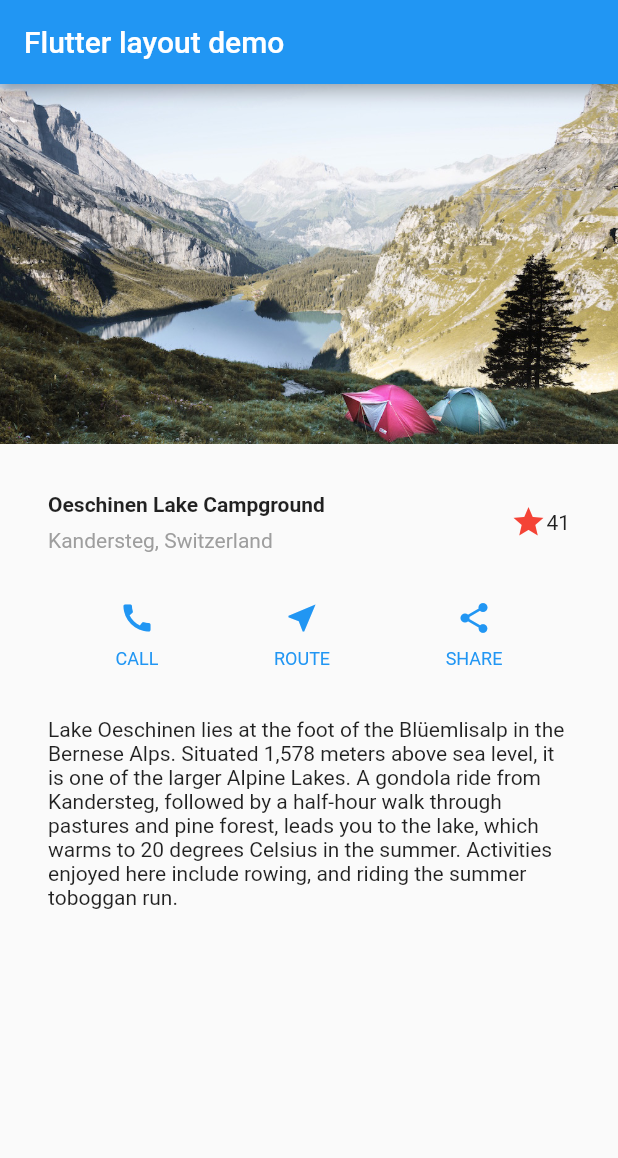
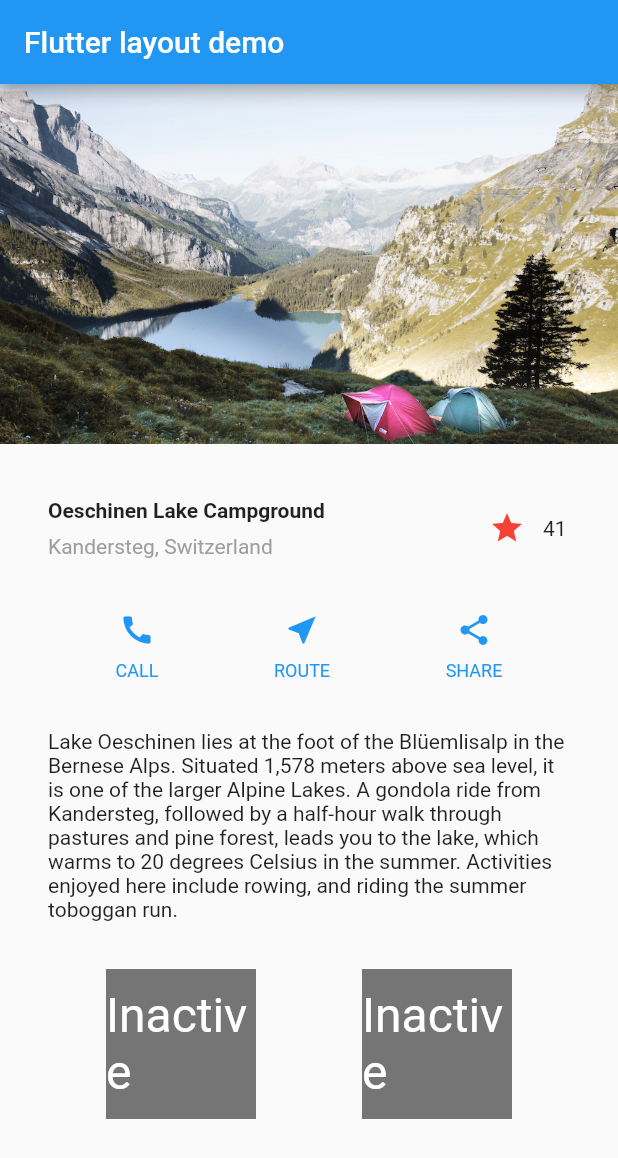
Before and after one commit to LouiMinister/flutter_examples, a Flutter app: the screen it shows after launch, on a phone screen of 412 x 824 dp. Shown: the top 1158 px of the screen. Run offline on Flutter 3.47's test engine with Material 2 defaults, Android fonts, the phone set to English and light mode, and no system bars.

Commit message:
tutorial2 add interaction on layout

```diff
--- /dev/null
+++ b/tutorial/tutorial_make_layout/lib/2_make_layout.dart
@@ -0,0 +1,278 @@
+import 'package:flutter/material.dart';
+
+void main() {
+  runApp(MyApp());
+}
+
+class MyApp extends StatelessWidget {
+  // This widget is the root of your application.
+  @override
+  Widget build(BuildContext context) {
+
+    Widget titleSection = Container(
+      padding: const EdgeInsets.all(32),
+      child: Row(
+        children: <Widget>[
+          Expanded(
+              child: Column(
+                crossAxisAlignment: CrossAxisAlignment.start,
+                children: [
+                  Container(
+                    padding: const EdgeInsets.only(bottom: 8),
+                    child: Text(
+                        'Oeschinen Lake Campground',
+                        style: TextStyle(
+                          fontWeight: FontWeight.bold,
+                        )
+                    ),
+                  ),
+                  Text(
+                      'Kandersteg, Switzerland',
+                      style: TextStyle(
+                        color: Colors.grey[500],
+                      )
+                  )
+                ],
+              )
+          ),
+          FavoriteWidget(),
+        ],
+      ),
+    );
+
+    Color color = Theme.of(context).primaryColor;
+
+    Widget buttonSection = Container (
+        child: Row(
+          mainAxisAlignment: MainAxisAlignment.spaceEvenly,
+          children: <Widget>[
+            _buildButtonColumn(color, Icons.call, 'CALL'),
+            _buildButtonColumn(color, Icons.near_me, 'ROUTE'),
+            _buildButtonColumn(color, Icons.share, 'SHARE'),
+          ],
+        )
+    );
+
+    Widget tapBoxSection = Container (
+        child: Row(
+          mainAxisAlignment: MainAxisAlignment.spaceEvenly,
+          children: <Widget>[
+            TapboxA(),
+            ParentWidget(),
+          ],
+        )
+    );
+
+    Widget textSection = Container(
+      padding: const EdgeInsets.all(32),
+      child: Text(
+        'Lake Oeschinen lies at the foot of the Blüemlisalp in the Bernese '
+            'Alps. Situated 1,578 meters above sea level, it is one of the '
+            'larger Alpine Lakes. A gondola ride from Kandersteg, followed by a '
+            'half-hour walk through pastures and pine forest, leads you to the '
+            'lake, which warms to 20 degrees Celsius in the summer. Activities '
+            'enjoyed here include rowing, and riding the summer toboggan run.',
+        softWrap: true,
+      ),
+    );
+
+    return MaterialApp(
+      title: 'Flutter layout demo',
+      home: Scaffold(
+          appBar: AppBar(
+            title: Text('Flutter layout demo'),
+          ),
+          body: ListView(
+            children: <Widget>[
+              Image.asset(
+                'images/lake.jpg',
+                width: 600,
+                height: 240,
+                fit: BoxFit.cover,
+              ),
+              titleSection,
+              buttonSection,
+              textSection,
+              tapBoxSection,
+            ],
+          )
+      ),
+    );
+  }
+
+  Column _buildButtonColumn(Color color, IconData icon, String label) {
+    return Column(
+      mainAxisSize: MainAxisSize.min,
+      mainAxisAlignment: MainAxisAlignment.center,
+      children: <Widget>[
+        Icon(icon, color: color),
+        Container(
+            margin: const EdgeInsets.only(top: 8),
+            child: Text(
+              label,
+              style: TextStyle(
+                fontSize: 12,
+                fontWeight: FontWeight.w400,
+                color: color,
+              ),
+            )
+        )
+      ],
+    );
+  }
+}
+
+class FavoriteWidget extends StatefulWidget {
+  @override
+  _FavoriteWidgetState createState() => _FavoriteWidgetState();
+}
+
+class _FavoriteWidgetState extends State<FavoriteWidget> {
+  bool _isFavorited = true;
+  int _favoriteCount = 41;
+
+  @override
+  Widget build(BuildContext context) {
+    return Row(
+      mainAxisSize: MainAxisSize.min,
+      children: <Widget>[
+        Container(
+          padding: EdgeInsets.all(0),
+          child: IconButton(
+            icon: (_isFavorited ? Icon(Icons.star) : Icon(Icons.star_border)),
+            color: Colors.red[500],
+            onPressed: _toggleFavorite,
+          ),
+        ),
+        SizedBox(
+          width: 18,
+          child: Container(
+            child: Text('$_favoriteCount'),
+          ),
+        ),
+      ],
+    );
+  }
+
+  void _toggleFavorite() {
+    setState(() {
+      if(_isFavorited) {
+        _favoriteCount -= 1;
+        _isFavorited = false;
+      } else {
+        _favoriteCount += 1;
+        _isFavorited = true;
+      }
+    });
+  }
+}
+
+/**
+ * HOW TO MANAGE WIDGET STATEMENT
+ *
+ * 1. The widget manages its own state
+ * 2. The parent manages the widget's state
+ * 3. A mix-and-match approach
+ */
+
+//  1. The widget manages its own state
+
+class TapboxA extends StatefulWidget {
+
+  TapboxA({Key key}) : super(key: key);
+
+  @override
+  _TapboxAState createState() => _TapboxAState();
+}
+
+class _TapboxAState extends State<TapboxA> {
+  bool _active = false;
+
+  void _handleTap() {
+    setState(() {
+      _active = !_active;
+    });
+  }
+
+  Widget build(BuildContext context) {
+    debugPrint("dbg B $_active");
+    return GestureDetector(
+      onTap : _handleTap,
+      child: Container(
+        child: Center(
+          child: Text(
+            _active ? 'Active' : 'Inactive',
+            style: TextStyle(fontSize: 32.0, color: Colors.white),
+          ),
+        ),
+        width: 100.0,
+        height: 100.0,
+        decoration: BoxDecoration(
+          color: _active ? Colors.lightGreen[700] : Colors.grey[600],
+        ),
+      ),
+    );
+  }
+}
+
+// 2. The parent widget manages the widget’s state
+
+class ParentWidget extends StatefulWidget {
+  @override
+  _ParentWidgetState createState() => _ParentWidgetState();
+}
+
+class _ParentWidgetState extends State<ParentWidget> {
+  bool _active = false;
+
+
+
+  void _handleTapboxChanged(bool newValue) {
+    setState(() {
+      _active = newValue;
+    });
+  }
+
+  @override
+  Widget build(BuildContext context){
+    debugPrint("dbg A $_active");
+    return Container(
+      child: TapboxB(
+        active: _active,
+        onChanged: _handleTapboxChanged,
+      ),
+    );
+  }
+}
+
+class TapboxB extends StatelessWidget {
+  TapboxB({Key key, this.active = true, @required this.onChanged})
+    : super(key:key);
+
+  final bool active;
+  final ValueChanged<bool> onChanged;
+
+  void _handleTap(){
+    onChanged(!active);
+    debugPrint("dbg A $active");
+  }
+
+  Widget build(BuildContext context) {
+    return GestureDetector(
+      onTap: _handleTap,
+      child: Container(
+        child: Center(
+          child: Text(
+            active ? 'Active' : 'Inactive',
+            style: TextStyle(fontSize: 32.0, color: Colors.white),
+          ),
+        ),
+        width: 100.0,
+        height: 100.0,
+        decoration: BoxDecoration(
+          color: active ? Colors.lightGreen[700] : Colors.grey[600],
+        ),
+      ),
+    );
+  }
+}
--- a/tutorial/tutorial_make_layout/lib/make_layout.dart
+++ /dev/null
@@ -1,116 +0,0 @@
-import 'package:flutter/material.dart';
-
-void main() {
-  runApp(MyApp());
-}
-
-class MyApp extends StatelessWidget {
-  // This widget is the root of your application.
-  @override
-  Widget build(BuildContext context) {
-
-    Widget titleSection = Container(
-      padding: const EdgeInsets.all(32),
-      child: Row(
-        children: <Widget>[
-          Expanded(
-            child: Column(
-              crossAxisAlignment: CrossAxisAlignment.start,
-                children: [
-                  Container(
-                    padding: const EdgeInsets.only(bottom: 8),
-                    child: Text(
-                      'Oeschinen Lake Campground',
-                      style: TextStyle(
-                        fontWeight: FontWeight.bold,
-                      )
-                    ),
-                  ),
-                  Text(
-                    'Kandersteg, Switzerland',
-                    style: TextStyle(
-                      color: Colors.grey[500],
-                    )
-                  )
-                ],
-            )
-          ),
-          Icon(
-            Icons.star,
-            color: Colors.red[500],
-          ),
-          Text('41'),
-        ],
-      ),
-    );
-
-    Color color = Theme.of(context).primaryColor;
-
-    Widget buttonSection = Container (
-      child: Row(
-        mainAxisAlignment: MainAxisAlignment.spaceEvenly,
-        children: <Widget>[
-          _buildButtonColumn(color, Icons.call, 'CALL'),
-          _buildButtonColumn(color, Icons.near_me, 'ROUTE'),
-          _buildButtonColumn(color, Icons.share, 'SHARE'),
-        ],
-      )
-    );
-
-    Widget textSection = Container(
-      padding: const EdgeInsets.all(32),
-      child: Text(
-        'Lake Oeschinen lies at the foot of the Blüemlisalp in the Bernese '
-            'Alps. Situated 1,578 meters above sea level, it is one of the '
-            'larger Alpine Lakes. A gondola ride from Kandersteg, followed by a '
-            'half-hour walk through pastures and pine forest, leads you to the '
-            'lake, which warms to 20 degrees Celsius in the summer. Activities '
-            'enjoyed here include rowing, and riding the summer toboggan run.',
-        softWrap: true,
-      ),
-    );
-
-    return MaterialApp(
-      title: 'Flutter layout demo',
-      home: Scaffold(
-        appBar: AppBar(
-          title: Text('Flutter layout demo'),
-        ),
-        body: ListView(
-          children: <Widget>[
-            Image.asset(
-              'images/lake.jpg',
-              width: 600,
-              height: 240,
-              fit: BoxFit.cover,
-            ),
-            titleSection,
-            buttonSection,
-            textSection,
-          ],
-        )
-      ),
-    );
-  }
-
-  Column _buildButtonColumn(Color color, IconData icon, String label) {
-    return Column(
-      mainAxisSize: MainAxisSize.min,
-      mainAxisAlignment: MainAxisAlignment.center,
-      children: <Widget>[
-        Icon(icon, color: color),
-        Container(
-          margin: const EdgeInsets.only(top: 8),
-          child: Text(
-            label,
-            style: TextStyle(
-              fontSize: 12,
-              fontWeight: FontWeight.w400,
-              color: color,
-            ),
-          )
-        )
-      ],
-    );
-  }
-}
```
Also changed, not shown: tutorial/tutorial_make_layout/lib/1_add_interactive.dart (indentation only), 1 other file.
